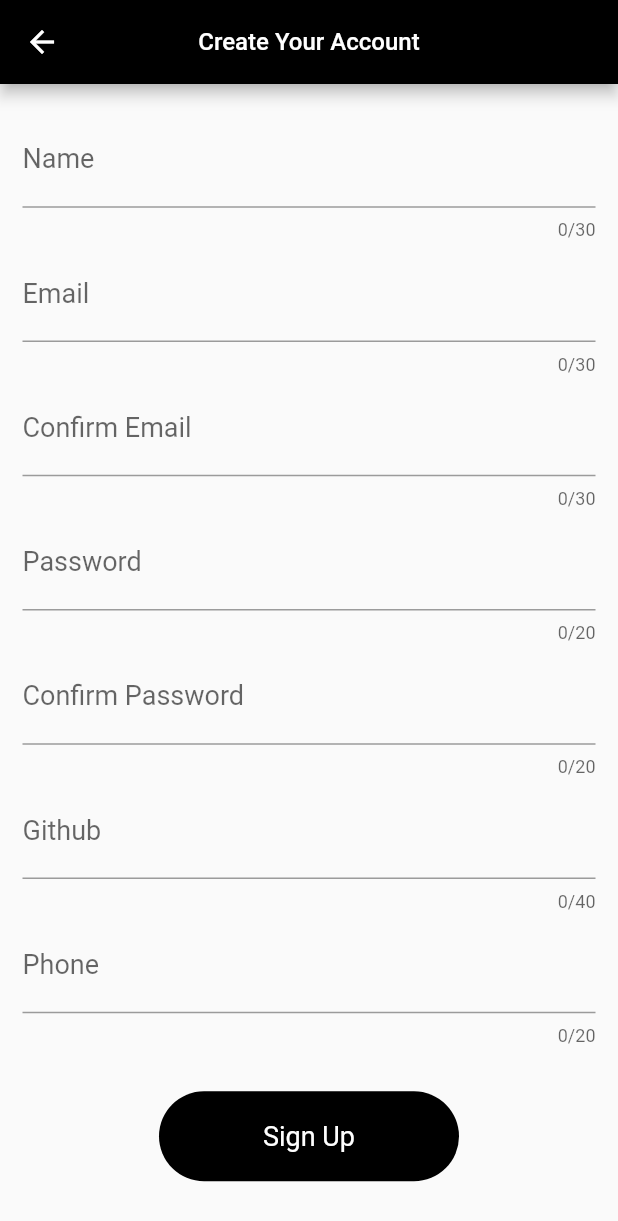
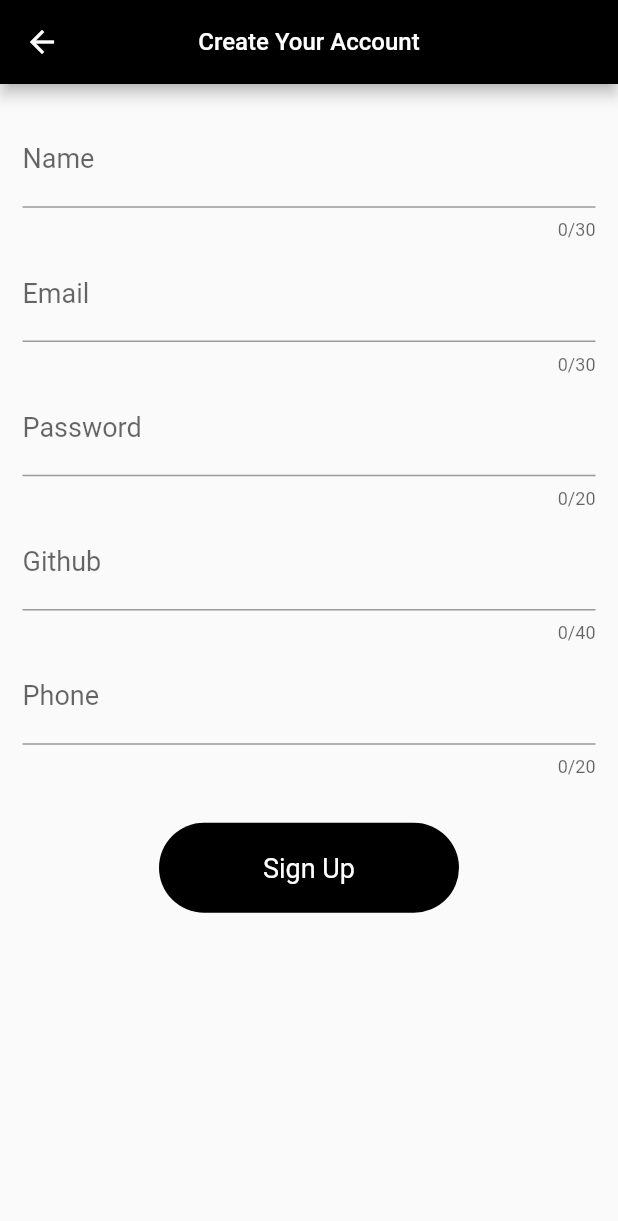
Before and after one commit to fabrica-de-apps/flutter-up, a Flutter app: the Register screen opened by its route, on a phone screen of 412 x 824 dp. Shown: the top 1221 px of the screen. Run offline on Flutter 3.47's test engine with Material 2 defaults, Android fonts, the light colour scheme and no system bars; our stand-ins replace carousel_slider, firebase_storage; accounts and stored records are empty.

Commit message:
Alterações na tela de cadastro.

```diff
--- a/lib/pages/register/register.dart
+++ b/lib/pages/register/register.dart
@@ -73,56 +73,9 @@ class _RegisterState extends State<Register> {
                     height: 5.0,
                   ),
                   TextFormField(
-                    decoration: InputDecoration(
-                        labelText: "Confirm Email",
-                        hintStyle: TextStyle(
-                          decorationColor: Colors.black,
-                          color: Colors.black,
-                        )),
-                    textAlign: TextAlign.start,
-                    keyboardType: TextInputType.emailAddress,
-                    style: TextStyle(
-                      fontSize: 18.0,
-                      color: Colors.black,
-                    ),
-                    maxLines: 1,
-                    maxLength: 30,
-                  ),
-                ],
-              ),
-              Column(
-                children: <Widget>[
-                  const SizedBox(
-                    height: 5.0,
-                  ),
-                  TextFormField(
                     obscureText: true,
                     decoration: InputDecoration(
                         labelText: "Password",
-                        hintStyle: TextStyle(
-                          decorationColor: Colors.black,
-                          color: Colors.black,
-                        )),
-                    textAlign: TextAlign.start,
-                    keyboardType: TextInputType.text,
-                    style: TextStyle(
-                      fontSize: 18.0,
-                      color: Colors.black,
-                    ),
-                    maxLines: 1,
-                    maxLength: 20,
-                  ),
-                ],
-              ),
-              Column(
-                children: <Widget>[
-                  const SizedBox(
-                    height: 5.0,
-                  ),
-                  TextFormField(
-                    obscureText: true,
-                    decoration: InputDecoration(
-                        labelText: "Confirm Password",
                         hintStyle: TextStyle(
                           decorationColor: Colors.black,
                           color: Colors.black,
@@ -211,9 +164,4 @@ class _RegisterState extends State<Register> {
           ),
         ));
   }
-
-  String convertsFirstLetterToUppercase(String name) {
-    String firstLetter = name.substring(0, 1).toUpperCase();
-    return firstLetter + name.substring(1, name.length);
-  }
 }
```
